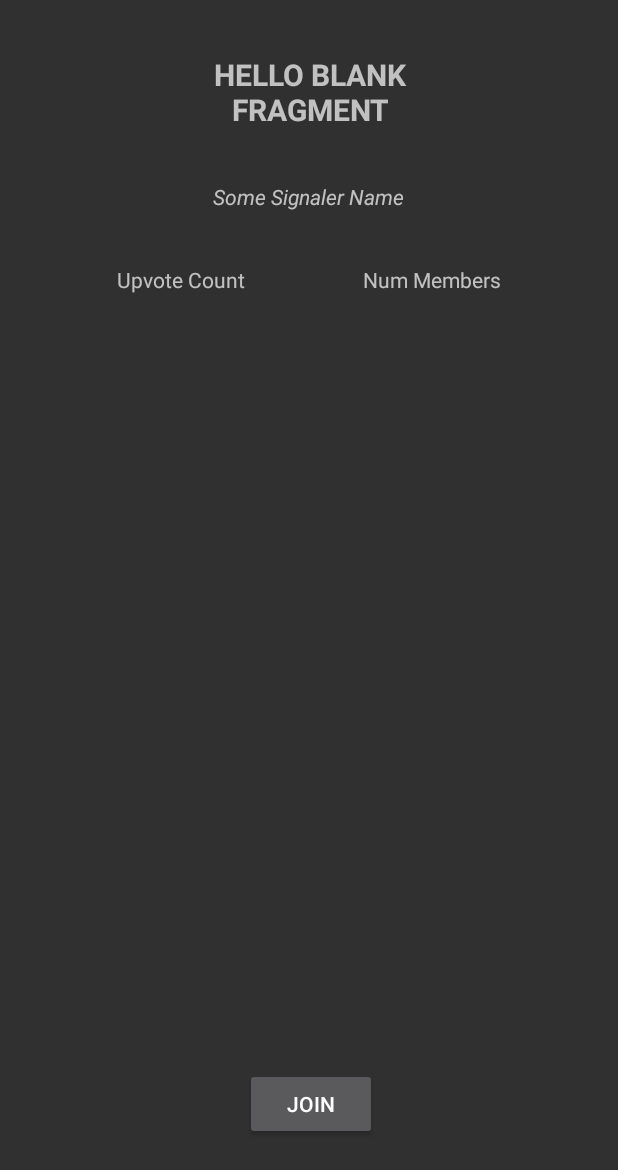
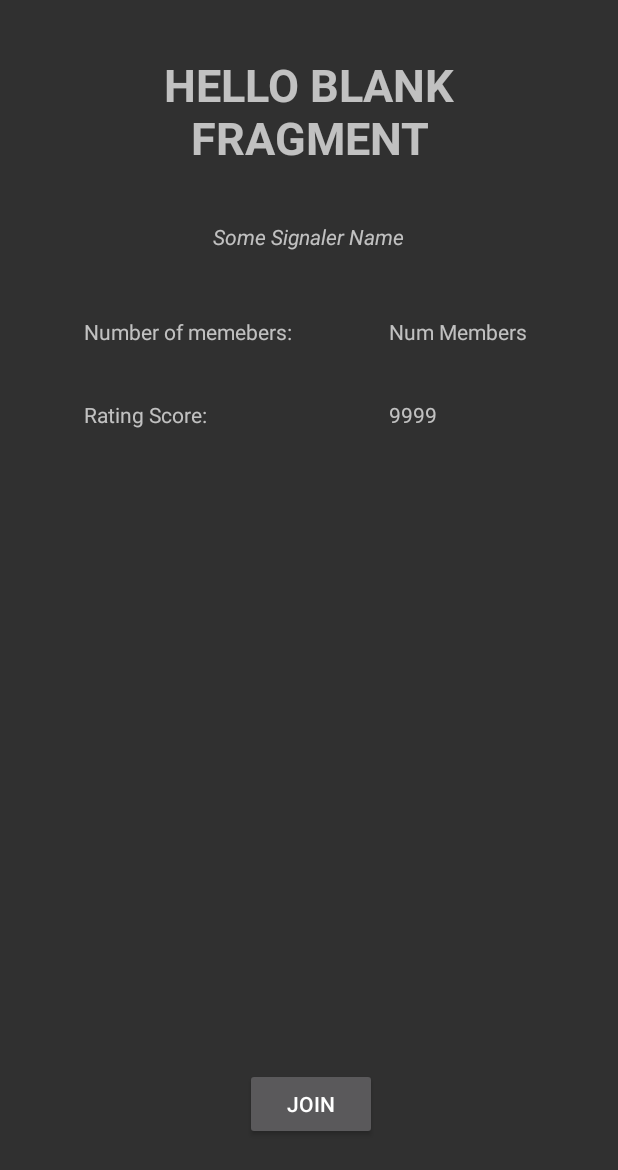
Before and after one commit to ginomcfino/Vesper_Android, an Android app: the layout fragment_groups_detail.xml on its own in the app's theme, with its tools: preview values and no code run, on a phone screen of 412 x 824 dp. Shown: the top 1170 px of the screen. Run offline under Robolectric (Android 15) with nearby library versions, the phone set to English and light mode, and no system bars.

Commit message:
groups explorer basics implmented

```diff
--- a/app/src/main/java/com/company/vesper/dbModels/GroupInfo.java
+++ b/app/src/main/java/com/company/vesper/dbModels/GroupInfo.java
@@ -46,6 +46,8 @@ public class GroupInfo {
         return signaler;
     }
 
+    public int getNumMembers() {return members.size();}
+
     public String getName() {
         return name;
     }
--- a/app/src/main/java/com/company/vesper/groups/GroupListAdapter.java
+++ b/app/src/main/java/com/company/vesper/groups/GroupListAdapter.java
@@ -29,6 +29,7 @@ public class GroupListAdapter extends ArrayAdapter<GroupInfo> {
 
         GroupItemBinding binding = GroupItemBinding.inflate(inflater);
         binding.txtGroupName.setText(group.getName());
+        binding.membersCount.setText(String.valueOf(group.getNumMembers()));
         String description = "";
         // TODO REMEMBER to enable this VVV, DUMMY VALUE RIGHT NOW
 //        binding.txtDescription.setText(description);
@@ -37,6 +38,7 @@ public class GroupListAdapter extends ArrayAdapter<GroupInfo> {
             GroupsDetail fragment = new GroupsDetail(group);
             MainActivity.instance.setCurrentFragment(fragment);
 
+
         });
 
         return binding.getRoot();
--- a/app/src/main/java/com/company/vesper/groups/GroupsDetail.java
+++ b/app/src/main/java/com/company/vesper/groups/GroupsDetail.java
@@ -36,6 +36,9 @@ public class GroupsDetail extends Fragment {
         FragmentGroupsDetailBinding binding = FragmentGroupsDetailBinding.inflate(inflater);
 
         binding.txtGroupName.setText(group.getName());
+        binding.SignalerName.setText(group.getSignaler());
+        binding.rating.setText(String.valueOf(group.getUpvote_count()));
+        binding.numMembers.setText(String.valueOf(group.getNumMembers()));
 
 
         // Inflate the layout for this fragment
--- a/app/src/main/res/layout/fragment_groups_detail.xml
+++ b/app/src/main/res/layout/fragment_groups_detail.xml
@@ -10,18 +10,19 @@
 
     <androidx.constraintlayout.widget.ConstraintLayout
         android:layout_width="match_parent"
-        android:layout_height="match_parent">
+        android:layout_height="match_parent"
+        android:fadingEdge="horizontal|vertical">
 
         <TextView
             android:id="@+id/txtGroupName"
-            android:layout_width="215dp"
-            android:layout_height="49dp"
+            android:layout_width="270dp"
+            android:layout_height="wrap_content"
             android:layout_marginTop="36dp"
             android:capitalize="characters"
-            android:gravity="center"
+            android:gravity="center|center_vertical"
             android:text="@string/hello_blank_fragment"
             android:textAllCaps="true"
-            android:textSize="20sp"
+            android:textSize="30sp"
             android:textStyle="bold"
             app:layout_constraintEnd_toEndOf="parent"
             app:layout_constraintHorizontal_bias="0.504"
@@ -29,7 +30,7 @@
             app:layout_constraintTop_toTopOf="parent" />
 
         <Button
-            android:id="@+id/button"
+            android:id="@+id/joinGroup"
             android:layout_width="wrap_content"
             android:layout_height="wrap_content"
             android:layout_marginBottom="64dp"
@@ -53,27 +54,46 @@
             app:layout_constraintTop_toBottomOf="@+id/txtGroupName" />
 
         <TextView
-            android:id="@+id/textView6"
+            android:id="@+id/textView_members"
             android:layout_width="wrap_content"
             android:layout_height="wrap_content"
-            android:layout_marginTop="36dp"
-            android:text="Upvote Count"
-            app:layout_constraintEnd_toStartOf="@+id/textView7"
-            app:layout_constraintHorizontal_bias="0.5"
+            android:layout_marginStart="56dp"
+            android:layout_marginTop="44dp"
+            android:text="Number of memebers:"
             app:layout_constraintStart_toStartOf="parent"
             app:layout_constraintTop_toBottomOf="@+id/SignalerName" />
 
         <TextView
-            android:id="@+id/textView7"
+            android:id="@+id/numMembers"
             android:layout_width="wrap_content"
             android:layout_height="wrap_content"
             android:text="Num Members"
-            app:layout_constraintBottom_toBottomOf="@+id/textView6"
+            app:layout_constraintBottom_toBottomOf="@+id/textView_members"
             app:layout_constraintEnd_toEndOf="parent"
-            app:layout_constraintHorizontal_bias="0.5"
-            app:layout_constraintStart_toEndOf="@+id/textView6"
-            app:layout_constraintTop_toTopOf="@+id/textView6"
+            app:layout_constraintHorizontal_bias="0.811"
+            app:layout_constraintStart_toStartOf="parent"
+            app:layout_constraintTop_toTopOf="@+id/textView_members"
             app:layout_constraintVertical_bias="0.0" />
+
+        <TextView
+            android:id="@+id/textView_rating"
+            android:layout_width="wrap_content"
+            android:layout_height="wrap_content"
+            android:layout_marginStart="56dp"
+            android:layout_marginTop="36dp"
+            android:text="Rating Score:"
+            app:layout_constraintStart_toStartOf="parent"
+            app:layout_constraintTop_toBottomOf="@+id/textView_members" />
+
+        <TextView
+            android:id="@+id/rating"
+            android:layout_width="wrap_content"
+            android:layout_height="wrap_content"
+            android:text="9999"
+            app:layout_constraintBottom_toBottomOf="@+id/textView_rating"
+            app:layout_constraintStart_toStartOf="@+id/numMembers"
+            app:layout_constraintTop_toTopOf="@+id/textView_rating"
+            app:layout_constraintVertical_bias="1.0" />
 
     </androidx.constraintlayout.widget.ConstraintLayout>
 
```
Also changed, not shown: app/src/main/res/layout/group_item.xml (+5 -19 lines).
